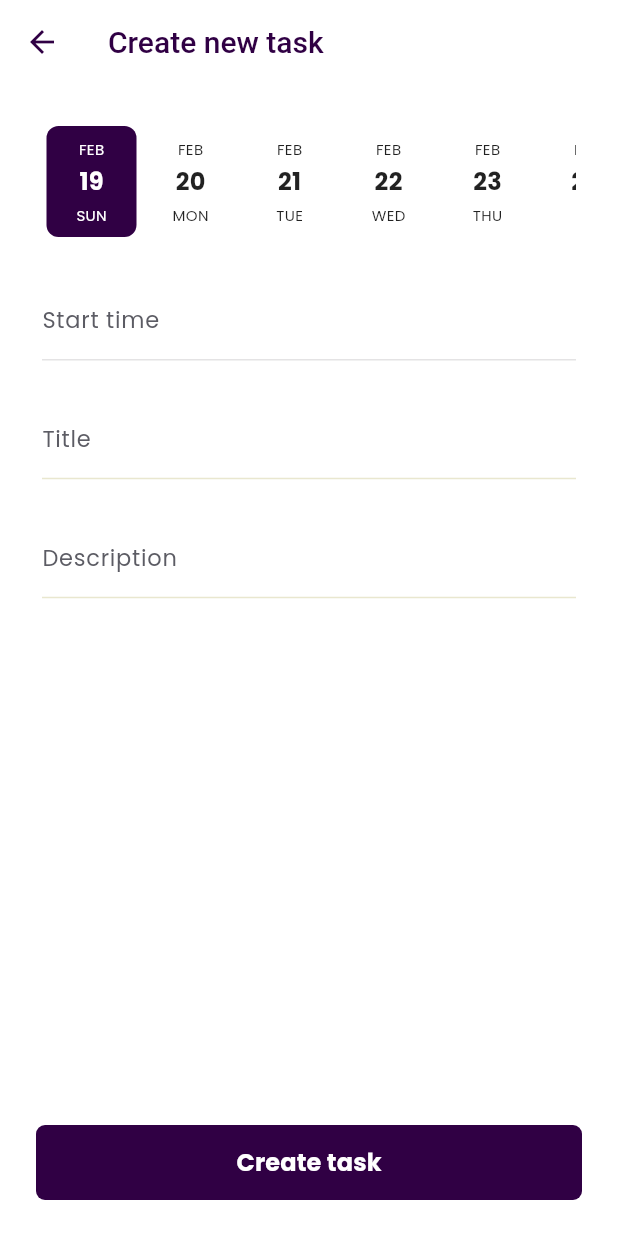
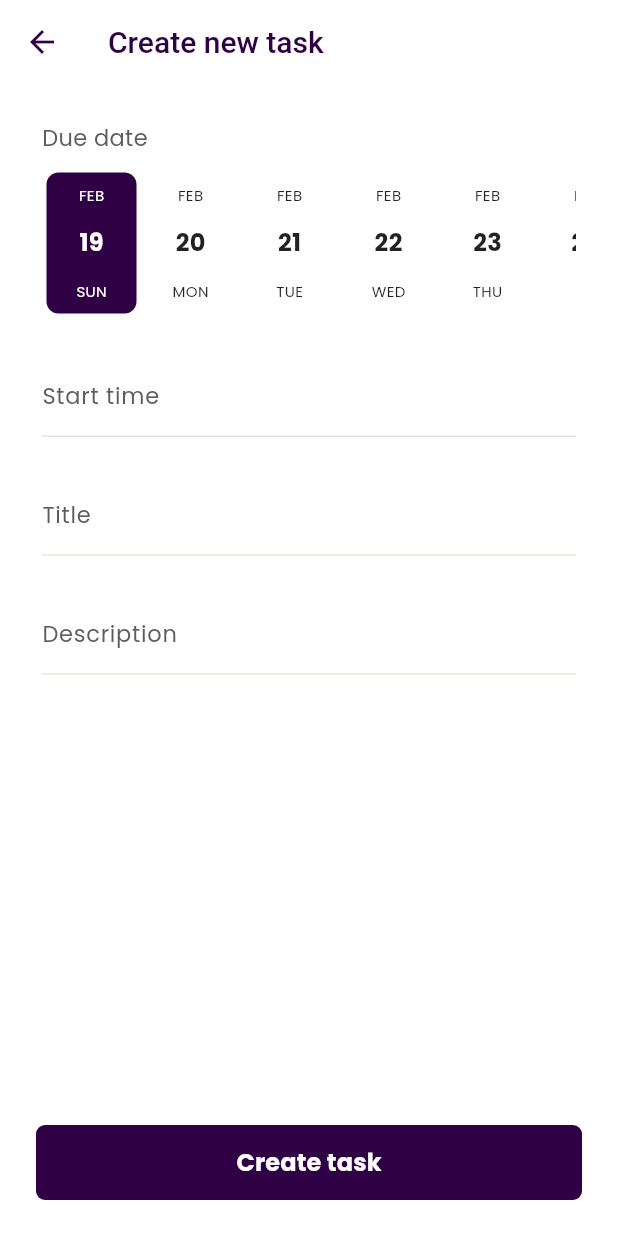
Before and after one commit to devplanet-dp/to_do, a Flutter app: the TaskPage screen opened by its route, on a phone screen of 412 x 824 dp. Run offline on Flutter 3.47's test engine with Material 2 defaults, Android fonts, the phone set to English and light mode, and no system bars; drawn by our look-alikes of date_picker_timeline; our stand-ins replace auto_size_text, awesome_notifications, cached_network_image, cloud_firestore, firebase_auth, firebase_core and 6 more; missing offline and left inert: firebase_ui_auth; accounts and stored records are empty.

Commit message:
-release-final

```diff
--- a/lib/core/widgets/sliver_app_bar.dart
+++ b/lib/core/widgets/sliver_app_bar.dart
@@ -25,7 +25,7 @@ class CustomSliverAppBar extends StatelessWidget {
   Widget build(BuildContext context) {
     return SliverAppBar(
       pinned: false,
-      expandedHeight: Get.height * 0.2,
+      expandedHeight: Get.height * 0.25,
       backgroundColor: AppColors.kcPrimaryColor,
       iconTheme: const IconThemeData(color: Colors.white),
       actions:  [
--- a/lib/feature/home/home_controller.dart
+++ b/lib/feature/home/home_controller.dart
@@ -91,6 +91,7 @@ class HomeController extends BaseController {
 
   @override
   void onInit() {
+
     listenToTask();
     super.onInit();
   }
--- a/lib/feature/home/home_page.dart
+++ b/lib/feature/home/home_page.dart
@@ -3,7 +3,9 @@ import 'package:get/get.dart';
 import 'package:to_do/core/routes/app_routes.dart';
 import 'package:to_do/core/shared/app_colors.dart';
 import 'package:to_do/core/shared/app_styles.dart';
+import 'package:to_do/core/widgets/busy_button.dart';
 import 'package:to_do/core/widgets/sliver_app_bar.dart';
+import 'package:to_do/data/controllers/notification_controller.dart';
 import 'package:to_do/feature/home/components/options_grid_widget.dart';
 import 'package:to_do/feature/home/home_controller.dart';
 
--- a/lib/feature/startup/startup_controller.dart
+++ b/lib/feature/startup/startup_controller.dart
@@ -9,7 +9,7 @@ class StartUpController extends BaseController {
 
   @override
   void onInit() {
-    handleStartUpLogic();
+    // handleStartUpLogic();
     super.onInit();
   }
 
--- a/lib/feature/task/task_controller.dart
+++ b/lib/feature/task/task_controller.dart
@@ -120,7 +120,7 @@ class TaskController extends BaseController {
         vid: task.createdAt?.toAlertId()??0,
         title: task.title ?? '',
         description: task.description ?? '',
-        date: task.startDate!.toDate());
+        date: task.startDate!.toDate(),startTime: task.startTime!.toDate());
   }
 
   @override
--- a/lib/feature/task/task_page.dart
+++ b/lib/feature/task/task_page.dart
@@ -49,12 +49,18 @@ class TaskPage extends GetView<TaskController> {
                 crossAxisAlignment: CrossAxisAlignment.start,
                 children: [
                   AppStyles.vSpaceMedium,
+                  Text('text028'.tr,style: const TextStyle(
+                      fontWeight: FontWeight.w400,
+                      fontSize: 15,
+                      color: AppColors.kAltBgLight),),
+                  AppStyles.vSpaceSmall,
                   DatePicker(
                     DateTime.now(),
                     controller: controller.datePickerController,
                     initialSelectedDate: controller.selectedDate.value,
                     selectedTextColor: Colors.white,
                     monthTextStyle: AppStyles.kLabelStyle,
+                    height: 100,
                     dayTextStyle: AppStyles.kLabelStyle,
                     dateTextStyle: AppStyles.kBodyStyle
                         .copyWith(fontWeight: FontWeight.w700),
--- a/lib/locale.dart
+++ b/lib/locale.dart
@@ -28,13 +28,14 @@ class AppLocale extends Translations {
           'text018':'Mark completed',
           'text019':'Today',
           'text020':'Upcoming',
-          'text021':'Done',
+          'text021':'Completed task',
           'text022':'Mark completed',
           'text023':'Are you sure?',
           'text024':'You need to sign out',
           'text025':'No any tasks found!',
           'text026':'Make something awesome',
           'text027':'Add product categories',
+          'text028':'Due date',
 
 
         }
--- a/pubspec.yaml
+++ b/pubspec.yaml
@@ -2,7 +2,7 @@ name: to_do
 description: A ToDo app built with Flutter
 publish_to: 'none' # Remove this line if you wish to publish to pub.dev
 
-version: 1.0.0+1
+version: 1.0.1+1
 
 environment:
   sdk: '>=2.18.2 <3.0.0'
```
Also changed, not shown: lib/core/widgets/profile_widget.dart (+4 -3 lines), lib/core/widgets/tile_widget.dart (+4 -5 lines), lib/data/controllers/notification_controller.dart (+28 -11 lines), lib/feature/startup/startup_page.dart (+23 -1 lines), 1 other file.
